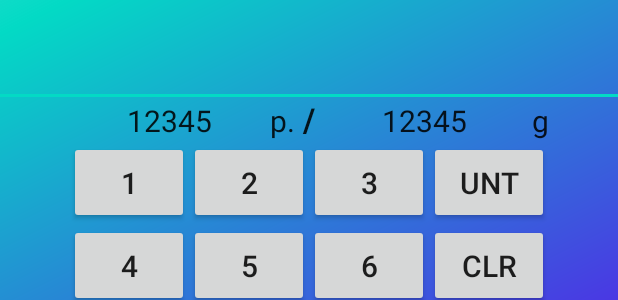
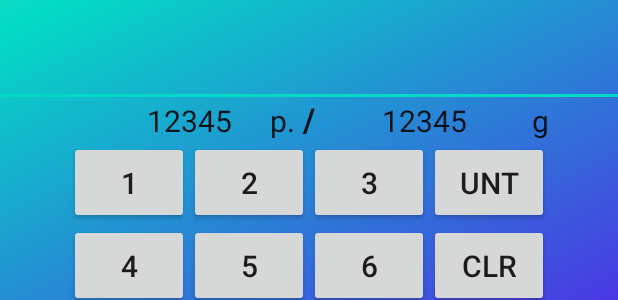
Before and after one commit to quant323/shopping_helper, an Android app: the layout activity_main.xml on its own in the app's theme, with its tools: preview values and no code run, on a phone screen of 412 x 824 dp. Shown: the part 739-1039 px from the top of the screen. Run offline under Robolectric (Android 15) with nearby library versions, the phone set to English and light mode, and no system bars.

Commit message:
Everything is kind of working...

```diff
--- a/app/src/main/java/com/stanislav_xyz/shopping_converter_v1/MainActivity.kt
+++ b/app/src/main/java/com/stanislav_xyz/shopping_converter_v1/MainActivity.kt
@@ -110,7 +110,7 @@ class MainActivity : AppCompatActivity(), View.OnClickListener {
             confirmActions()
         }
         mBinding.btnMeasureUnit.setOnClickListener {
- //           viewModel.onChangeUnitClicked()
+            viewModel.onChangeUnitClicked()
         }
         mBinding.btnClean.setOnClickListener {
             viewModel.onClean()
@@ -124,7 +124,7 @@ class MainActivity : AppCompatActivity(), View.OnClickListener {
             viewModel.onAmountClicked()
         }
         mBinding.txtMeasureUnit.setOnClickListener {
-            viewModel.onChangeUnitClicked()
+  //          viewModel.onChangeUnitClicked()
         }
     }
 
--- a/app/src/main/java/com/stanislav_xyz/shopping_converter_v1/MainViewModel.kt
+++ b/app/src/main/java/com/stanislav_xyz/shopping_converter_v1/MainViewModel.kt
@@ -121,9 +121,7 @@ class MainViewModel(application: Application) : AndroidViewModel(application) {
 
     // Переводит граммы в килограммы, милилитры в литры
     private fun equalizeAmount(amount: Double?): Double? {
-        return if (curMeasureUnit.value == R.string.gram || curMeasureUnit.value == R.string.milliliter) amount?.div(
-            1000
-        )
+        return if (curMeasureUnit.value == R.string.gram || curMeasureUnit.value == R.string.milliliter) amount?.div(1000)
         else amount
     }
 
--- a/app/src/main/java/com/stanislav_xyz/shopping_converter_v1/ProductAdapter.kt
+++ b/app/src/main/java/com/stanislav_xyz/shopping_converter_v1/ProductAdapter.kt
@@ -61,7 +61,6 @@ class ProductAdapter : RecyclerView.Adapter<ProductAdapter.ProductViewHolder>()
     fun setProductList(list: List<Product>) {
         productList = list
         notifyDataSetChanged()
-        showToast(APP_ACTIVITY, "list set!")
     }
 
     private fun setNormalUnit(measureUnit: Int): String {
--- a/app/src/main/res/layout/activity_main.xml
+++ b/app/src/main/res/layout/activity_main.xml
@@ -1,6 +1,5 @@
 <?xml version="1.0" encoding="utf-8"?>
-<androidx.constraintlayout.widget.ConstraintLayout
-    xmlns:android="http://schemas.android.com/apk/res/android"
+<androidx.constraintlayout.widget.ConstraintLayout xmlns:android="http://schemas.android.com/apk/res/android"
     xmlns:app="http://schemas.android.com/apk/res-auto"
     xmlns:tools="http://schemas.android.com/tools"
     android:layout_width="match_parent"
@@ -26,7 +25,9 @@
         android:layout_width="match_parent"
         android:layout_height="2dp"
         android:background="@color/colorAccent"
-        app:layout_constraintBottom_toTopOf="@+id/divider" />
+        app:layout_constraintBottom_toTopOf="@+id/divider"
+        app:layout_constraintEnd_toEndOf="parent"
+        app:layout_constraintStart_toStartOf="parent" />
 
     <TableLayout
         android:id="@+id/tableLayout"
@@ -167,7 +168,7 @@
         android:textColor="?android:textColorPrimary"
         android:textSize="@dimen/normal_text_size"
         app:layout_constraintBottom_toBottomOf="@+id/txt_currency"
-        app:layout_constraintEnd_toStartOf="@+id/txt_currency"
+        app:layout_constraintEnd_toStartOf="@+id/guideline"
         app:layout_constraintStart_toStartOf="@+id/tableLayout"
         tools:text="12345" />
 
@@ -188,4 +189,11 @@
         app:layout_constraintEnd_toEndOf="@+id/tableLayout"
         app:layout_constraintStart_toStartOf="@+id/tableLayout" />
 
+    <androidx.constraintlayout.widget.Guideline
+        android:id="@+id/guideline"
+        android:layout_width="wrap_content"
+        android:layout_height="wrap_content"
+        android:orientation="vertical"
+        app:layout_constraintGuide_percent="0.5" />
+
 </androidx.constraintlayout.widget.ConstraintLayout>
```
